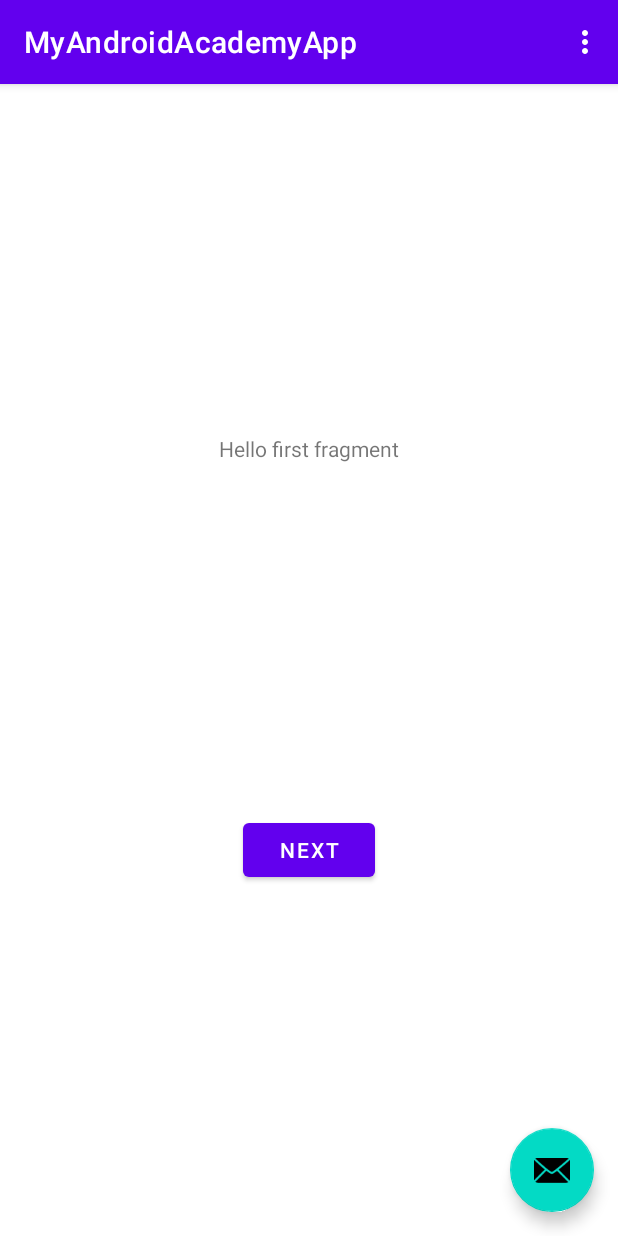
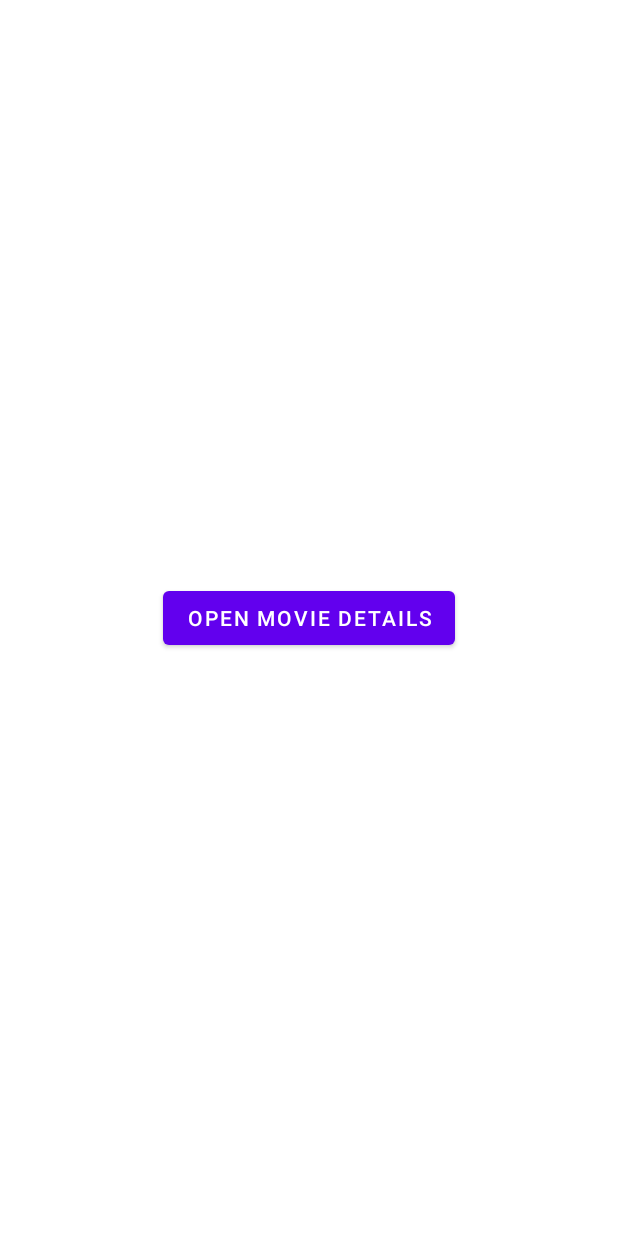
Before and after one commit to mcdimus/MyAndroidAcademyApp, an Android app: the screen it shows after launch (MainActivity), on a phone screen of 412 x 824 dp. Run offline under Robolectric (Android 15) with nearby library versions, the phone set to English and light mode, and no system bars.

Commit message:
chore: remove redundant stuff

```diff
--- a/app/build.gradle.kts
+++ b/app/build.gradle.kts
@@ -41,6 +41,7 @@ dependencies {
   implementation("androidx.constraintlayout:constraintlayout:2.0.4")
   implementation("androidx.navigation:navigation-fragment-ktx:2.3.1")
   implementation("androidx.navigation:navigation-ui-ktx:2.3.1")
+
   testImplementation("junit:junit:4.13.1")
   androidTestImplementation("androidx.test.ext:junit:1.1.2")
   androidTestImplementation("androidx.test.espresso:espresso-core:3.3.0")
--- a/app/src/main/AndroidManifest.xml
+++ b/app/src/main/AndroidManifest.xml
@@ -9,10 +9,8 @@
       android:roundIcon="@mipmap/ic_launcher_round"
       android:supportsRtl="true"
       android:theme="@style/Theme.MyAndroidAcademyApp">
-        <activity
-            android:name=".MainActivity"
-            android:label="@string/app_name"
-            android:theme="@style/Theme.MyAndroidAcademyApp.NoActionBar">
+<!--    <activity android:name=".MovieDetailsActivity"></activity>-->
+    <activity android:name=".MainActivity">
       <intent-filter>
         <action android:name="android.intent.action.MAIN" />
 
--- a/app/src/main/java/ee/mcdimus/androidacademyapp/FirstFragment.kt
+++ /dev/null
@@ -1,31 +0,0 @@
-package ee.mcdimus.androidacademyapp
-
-import android.os.Bundle
-import androidx.fragment.app.Fragment
-import android.view.LayoutInflater
-import android.view.View
-import android.view.ViewGroup
-import android.widget.Button
-import androidx.navigation.fragment.findNavController
-
-/**
- * A simple [Fragment] subclass as the default destination in the navigation.
- */
-class FirstFragment : Fragment() {
-
-    override fun onCreateView(
-            inflater: LayoutInflater, container: ViewGroup?,
-            savedInstanceState: Bundle?
-    ): View? {
-        // Inflate the layout for this fragment
-        return inflater.inflate(R.layout.fragment_first, container, false)
-    }
-
-    override fun onViewCreated(view: View, savedInstanceState: Bundle?) {
-        super.onViewCreated(view, savedInstanceState)
-
-        view.findViewById<Button>(R.id.button_first).setOnClickListener {
-            findNavController().navigate(R.id.action_FirstFragment_to_SecondFragment)
-        }
-    }
-}
--- a/app/src/main/java/ee/mcdimus/androidacademyapp/MainActivity.kt
+++ b/app/src/main/java/ee/mcdimus/androidacademyapp/MainActivity.kt
@@ -1,38 +1,25 @@
 package ee.mcdimus.androidacademyapp
 
+import android.content.Intent
 import android.os.Bundle
-import com.google.android.material.floatingactionbutton.FloatingActionButton
-import com.google.android.material.snackbar.Snackbar
 import androidx.appcompat.app.AppCompatActivity
-import android.view.Menu
-import android.view.MenuItem
+import android.widget.Button
 
 class MainActivity : AppCompatActivity() {
 
-    override fun onCreate(savedInstanceState: Bundle?) {
-        super.onCreate(savedInstanceState)
-        setContentView(R.layout.activity_main)
-        setSupportActionBar(findViewById(R.id.toolbar))
+  override fun onCreate(savedInstanceState: Bundle?) {
+    super.onCreate(savedInstanceState)
+    setContentView(R.layout.activity_main)
 
-        findViewById<FloatingActionButton>(R.id.fab).setOnClickListener { view ->
-            Snackbar.make(view, "Replace with your own action", Snackbar.LENGTH_LONG)
-                    .setAction("Action", null).show()
-        }
+    val pushButton = findViewById<Button>(R.id.btn_open_movie_details)
+    pushButton.setOnClickListener {
+      startMovieDetailsActivity()
     }
+  }
 
-    override fun onCreateOptionsMenu(menu: Menu): Boolean {
-        // Inflate the menu; this adds items to the action bar if it is present.
-        menuInflater.inflate(R.menu.menu_main, menu)
-        return true
-    }
+  private fun startMovieDetailsActivity() {
+    val intent = Intent(this, MovieDetailsActivity::class.java)
+    startActivity(intent)
+  }
 
-    override fun onOptionsItemSelected(item: MenuItem): Boolean {
-        // Handle action bar item clicks here. The action bar will
-        // automatically handle clicks on the Home/Up button, so long
-        // as you specify a parent activity in AndroidManifest.xml.
-        return when (item.itemId) {
-            R.id.action_settings -> true
-            else -> super.onOptionsItemSelected(item)
-        }
-    }
 }
--- a/app/src/main/res/layout/activity_main.xml
+++ b/app/src/main/res/layout/activity_main.xml
@@ -1,33 +1,20 @@
 <?xml version="1.0" encoding="utf-8"?>
-<androidx.coordinatorlayout.widget.CoordinatorLayout xmlns:android="http://schemas.android.com/apk/res/android"
+<androidx.constraintlayout.widget.ConstraintLayout xmlns:android="http://schemas.android.com/apk/res/android"
     xmlns:app="http://schemas.android.com/apk/res-auto"
     xmlns:tools="http://schemas.android.com/tools"
     android:layout_width="match_parent"
     android:layout_height="match_parent"
     tools:context=".MainActivity">
 
-    <com.google.android.material.appbar.AppBarLayout
-        android:layout_width="match_parent"
-        android:layout_height="wrap_content"
-        android:theme="@style/Theme.MyAndroidAcademyApp.AppBarOverlay">
+  <Button
+      android:id="@+id/btn_open_movie_details"
+      android:layout_width="wrap_content"
+      android:layout_height="wrap_content"
+      android:text="@string/open_movie_details"
+      app:layout_constraintBottom_toBottomOf="parent"
+      app:layout_constraintEnd_toEndOf="parent"
+      app:layout_constraintStart_toStartOf="parent"
+      app:layout_constraintTop_toTopOf="parent">
+  </Button>
 
-        <androidx.appcompat.widget.Toolbar
-            android:id="@+id/toolbar"
-            android:layout_width="match_parent"
-            android:layout_height="?attr/actionBarSize"
-            android:background="?attr/colorPrimary"
-            app:popupTheme="@style/Theme.MyAndroidAcademyApp.PopupOverlay" />
-
-    </com.google.android.material.appbar.AppBarLayout>
-
-    <include layout="@layout/content_main" />
-
-    <com.google.android.material.floatingactionbutton.FloatingActionButton
-        android:id="@+id/fab"
-        android:layout_width="wrap_content"
-        android:layout_height="wrap_content"
-        android:layout_gravity="bottom|end"
-        android:layout_margin="@dimen/fab_margin"
-        app:srcCompat="@android:drawable/ic_dialog_email" />
-
-</androidx.coordinatorlayout.widget.CoordinatorLayout>
+</androidx.constraintlayout.widget.ConstraintLayout>
--- a/app/src/main/res/layout/content_main.xml
+++ /dev/null
@@ -1,19 +0,0 @@
-<?xml version="1.0" encoding="utf-8"?>
-<androidx.constraintlayout.widget.ConstraintLayout xmlns:android="http://schemas.android.com/apk/res/android"
-    xmlns:app="http://schemas.android.com/apk/res-auto"
-    android:layout_width="match_parent"
-    android:layout_height="match_parent"
-    app:layout_behavior="@string/appbar_scrolling_view_behavior">
-
-    <fragment
-        android:id="@+id/nav_host_fragment"
-        android:name="androidx.navigation.fragment.NavHostFragment"
-        android:layout_width="0dp"
-        android:layout_height="0dp"
-        app:defaultNavHost="true"
-        app:layout_constraintBottom_toBottomOf="parent"
-        app:layout_constraintLeft_toLeftOf="parent"
-        app:layout_constraintRight_toRightOf="parent"
-        app:layout_constraintTop_toTopOf="parent"
-        app:navGraph="@navigation/nav_graph" />
-</androidx.constraintlayout.widget.ConstraintLayout>
--- a/app/src/main/res/layout/fragment_first.xml
+++ /dev/null
@@ -1,28 +0,0 @@
-<?xml version="1.0" encoding="utf-8"?>
-<androidx.constraintlayout.widget.ConstraintLayout xmlns:android="http://schemas.android.com/apk/res/android"
-    xmlns:app="http://schemas.android.com/apk/res-auto"
-    xmlns:tools="http://schemas.android.com/tools"
-    android:layout_width="match_parent"
-    android:layout_height="match_parent"
-    tools:context=".FirstFragment">
-
-    <TextView
-        android:id="@+id/textview_first"
-        android:layout_width="wrap_content"
-        android:layout_height="wrap_content"
-        android:text="@string/hello_first_fragment"
-        app:layout_constraintBottom_toTopOf="@id/button_first"
-        app:layout_constraintEnd_toEndOf="parent"
-        app:layout_constraintStart_toStartOf="parent"
-        app:layout_constraintTop_toTopOf="parent" />
-
-    <Button
-        android:id="@+id/button_first"
-        android:layout_width="wrap_content"
-        android:layout_height="wrap_content"
-        android:text="@string/next"
-        app:layout_constraintBottom_toBottomOf="parent"
-        app:layout_constraintEnd_toEndOf="parent"
-        app:layout_constraintStart_toStartOf="parent"
-        app:layout_constraintTop_toBottomOf="@id/textview_first" />
-</androidx.constraintlayout.widget.ConstraintLayout>
--- a/app/src/main/res/navigation/nav_graph.xml
+++ /dev/null
@@ -1,28 +0,0 @@
-<?xml version="1.0" encoding="utf-8"?>
-<navigation xmlns:android="http://schemas.android.com/apk/res/android"
-    xmlns:app="http://schemas.android.com/apk/res-auto"
-    xmlns:tools="http://schemas.android.com/tools"
-    android:id="@+id/nav_graph"
-    app:startDestination="@id/FirstFragment">
-
-    <fragment
-        android:id="@+id/FirstFragment"
-        android:name="ee.mcdimus.androidacademyapp.FirstFragment"
-        android:label="@string/first_fragment_label"
-        tools:layout="@layout/fragment_first">
-
-        <action
-            android:id="@+id/action_FirstFragment_to_SecondFragment"
-            app:destination="@id/SecondFragment" />
-    </fragment>
-    <fragment
-        android:id="@+id/SecondFragment"
-        android:name="ee.mcdimus.androidacademyapp.SecondFragment"
-        android:label="@string/second_fragment_label"
-        tools:layout="@layout/fragment_second">
-
-        <action
-            android:id="@+id/action_SecondFragment_to_FirstFragment"
-            app:destination="@id/FirstFragment" />
-    </fragment>
-</navigation>
--- a/app/src/main/res/values/strings.xml
+++ b/app/src/main/res/values/strings.xml
@@ -1,12 +1,4 @@
 <resources>
     <string name="app_name">MyAndroidAcademyApp</string>
-    <string name="action_settings">Settings</string>
-    <!-- Strings used for fragments for navigation -->
-    <string name="first_fragment_label">First Fragment</string>
-    <string name="second_fragment_label">Second Fragment</string>
-    <string name="next">Next</string>
-    <string name="previous">Previous</string>
-
-    <string name="hello_first_fragment">Hello first fragment</string>
-    <string name="hello_second_fragment">Hello second fragment. Arg: %1$s</string>
+    <string name="open_movie_details">Open Movie Details</string>
 </resources>
--- a/app/src/main/res/values/themes.xml
+++ b/app/src/main/res/values/themes.xml
@@ -1,6 +1,6 @@
 <resources xmlns:tools="http://schemas.android.com/tools">
     <!-- Base application theme. -->
-    <style name="Theme.MyAndroidAcademyApp" parent="Theme.MaterialComponents.DayNight.DarkActionBar">
+    <style name="Theme.MyAndroidAcademyApp" parent="Theme.MaterialComponents.DayNight.NoActionBar">
         <!-- Primary brand color. -->
         <item name="colorPrimary">@color/purple_500</item>
         <item name="colorPrimaryVariant">@color/purple_700</item>
@@ -14,12 +14,4 @@
         <!-- Customize your theme here. -->
     </style>
 
-    <style name="Theme.MyAndroidAcademyApp.NoActionBar">
-        <item name="windowActionBar">false</item>
-        <item name="windowNoTitle">true</item>
-    </style>
-
-    <style name="Theme.MyAndroidAcademyApp.AppBarOverlay" parent="ThemeOverlay.AppCompat.Dark.ActionBar" />
-
-    <style name="Theme.MyAndroidAcademyApp.PopupOverlay" parent="ThemeOverlay.AppCompat.Light" />
 </resources>
--- a/build.gradle.kts
+++ b/build.gradle.kts
@@ -5,7 +5,7 @@ buildscript {
     jcenter()
   }
   dependencies {
-    classpath("com.android.tools.build:gradle:4.1.0")
+    classpath("com.android.tools.build:gradle:4.1.1")
     classpath("org.jetbrains.kotlin:kotlin-gradle-plugin:${Versions.kotlin}")
 
     // NOTE: Do not place your application dependencies here; they belong
```
Also changed, not shown: app/src/main/java/ee/mcdimus/androidacademyapp/SecondFragment.kt (deleted, +0 -31 lines), app/src/main/res/layout/fragment_second.xml (deleted, +0 -27 lines). Lines whose indentation alone changed are shown as unchanged.
